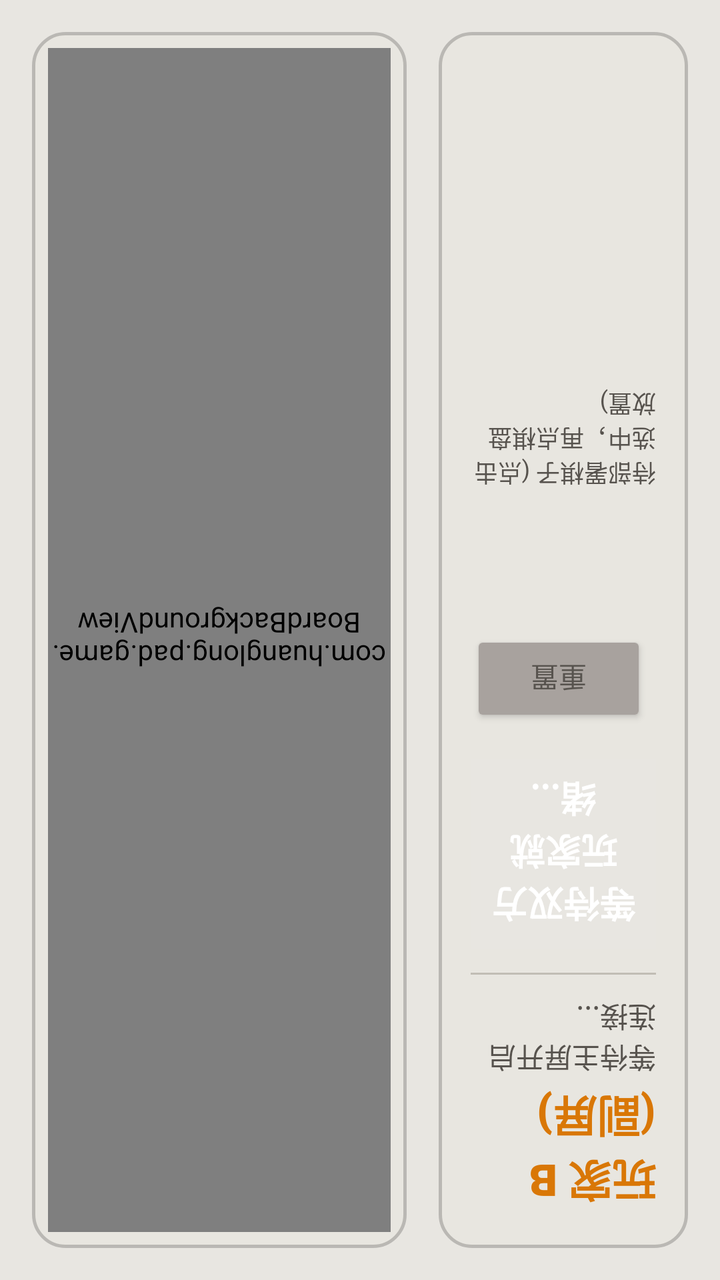
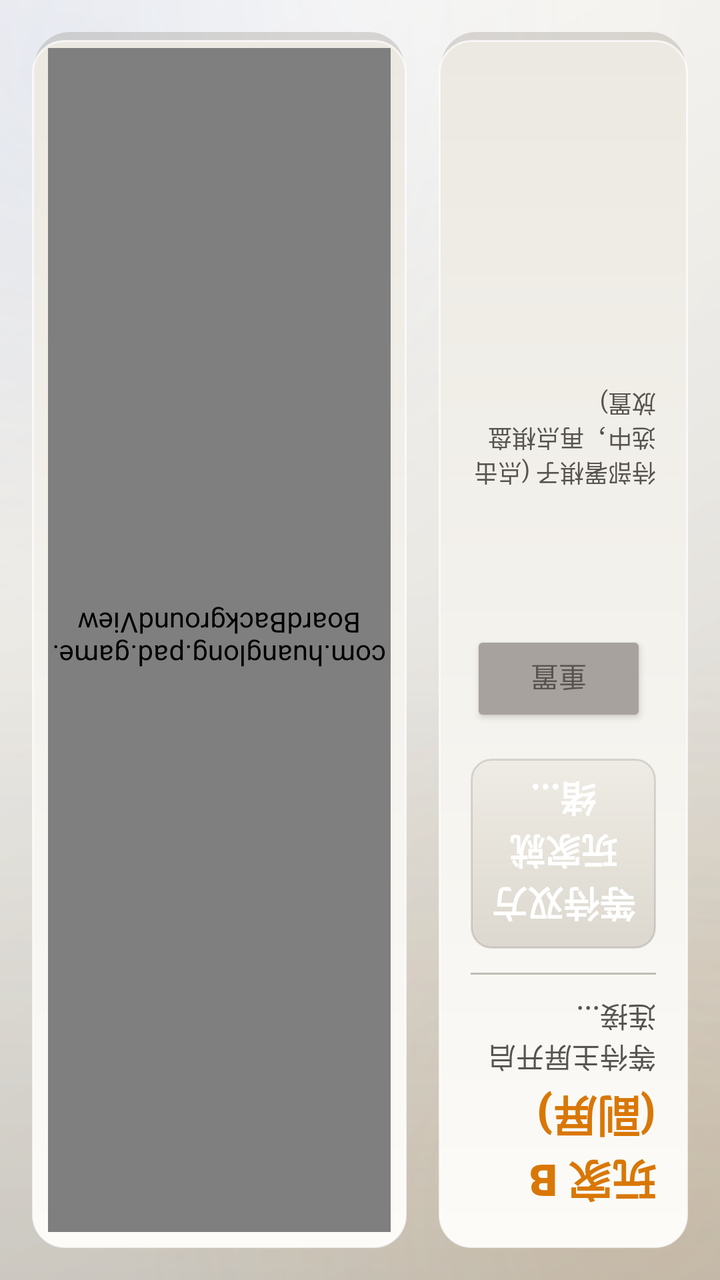

Before-and-after screenshots of an Android layout around one commit, followed by the original layout XML and the change that was made.
<!-- AndroidManifest.xml: application theme Theme.DoubleScreenChess -->
<!-- res/layout/presentation_game.xml -->
<?xml version="1.0" encoding="utf-8"?>
<FrameLayout xmlns:android="http://schemas.android.com/apk/res/android"
    android:layout_width="match_parent"
    android:layout_height="match_parent"
    android:background="@color/bg_dark">

    <LinearLayout
        android:layout_width="match_parent"
        android:layout_height="match_parent"
        android:orientation="horizontal"
        android:padding="16dp"
        android:rotation="180">

        
        <LinearLayout
            android:layout_width="0dp"
            android:layout_height="match_parent"
            android:layout_weight="1"
            android:orientation="vertical"
            android:background="@drawable/glass_panel_bg"
            android:padding="16dp"
            android:layout_marginEnd="16dp">

            
            <TextView
                android:id="@+id/tv_role_title"
                android:layout_width="wrap_content"
                android:layout_height="wrap_content"
                android:text="@string/player_b_title"
                android:textColor="@color/color_b"
                android:textSize="22sp"
                android:fontFamily="sans-serif-black"
                android:textStyle="bold" />

            <TextView
                android:id="@+id/tv_status_text"
                android:layout_width="wrap_content"
                android:layout_height="wrap_content"
                android:layout_marginTop="4dp"
                android:text="等待主屏开启连接..."
                android:textColor="@color/text_secondary"
                android:textSize="14sp" />

            <View
                android:layout_width="match_parent"
                android:layout_height="1dp"
                android:layout_marginTop="12dp"
                android:layout_marginBottom="12dp"
                android:background="@color/border_color" />

            
            <TextView
                android:id="@+id/tv_turn_indicator"
                android:layout_width="match_parent"
                android:layout_height="wrap_content"
                android:text="等待双方玩家就绪..."
                android:textColor="@color/white"
                android:textSize="18sp"
                android:textStyle="bold"
                android:gravity="center"
                android:layout_marginBottom="16dp"
                android:padding="8dp"
                android:background="@color/bg_dark" />

            
            <LinearLayout
                android:layout_width="match_parent"
                android:layout_height="wrap_content"
                android:orientation="horizontal"
                android:layout_marginBottom="16dp">

                <Button
                    android:id="@+id/btn_auto_layout"
                    android:layout_width="0dp"
                    android:layout_height="wrap_content"
                    android:layout_weight="1"
                    android:text="@string/auto_layout_btn_text"
                    android:backgroundTint="@color/cell_railway"
                    android:textColor="@color/white" />

                <Button
                    android:id="@+id/btn_ready"
                    android:layout_width="0dp"
                    android:layout_height="wrap_content"
                    android:layout_weight="1.2"
                    android:text="@string/ready_btn_text"
                    android:backgroundTint="@color/color_b"
                    android:textColor="@color/black" />

                <Button
                    android:id="@+id/btn_reset"
                    android:layout_width="wrap_content"
                    android:layout_height="wrap_content"
                    android:text="@string/reset_btn_text"
                    android:backgroundTint="@color/cell_hq"
                    android:textColor="@color/text_secondary" />
            </LinearLayout>

            
            <TextView
                android:layout_width="wrap_content"
                android:layout_height="wrap_content"
                android:text="待部署棋子 (点击选中，再点棋盘放置)"
                android:textColor="@color/text_secondary"
                android:textSize="12sp"
                android:layout_marginBottom="8dp" />

            <androidx.recyclerview.widget.RecyclerView
                android:id="@+id/rv_piece_tray"
                android:layout_width="match_parent"
                android:layout_height="0dp"
                android:layout_weight="1"
                android:scrollbars="vertical" />
        </LinearLayout>

        
        <FrameLayout
            android:layout_width="0dp"
            android:layout_height="match_parent"
            android:layout_weight="1.5"
            android:background="@drawable/glass_panel_bg"
            android:padding="8dp">

            <FrameLayout
                android:id="@+id/board_layout_wrapper"
                android:layout_width="match_parent"
                android:layout_height="match_parent"
                android:layout_gravity="center">

                
                <com.huanglong.pad.game.BoardBackgroundView
                    android:id="@+id/board_background_view"
                    android:layout_width="match_parent"
                    android:layout_height="match_parent" />

                
                <GridLayout
                    android:id="@+id/board_grid_layout"
                    android:layout_width="match_parent"
                    android:layout_height="match_parent"
                    android:rowCount="12"
                    android:columnCount="5"
                    android:orientation="horizontal" />
            </FrameLayout>
        </FrameLayout>
    </LinearLayout>

    
    <FrameLayout
        android:id="@+id/battle_overlay"
        android:layout_width="match_parent"
        android:layout_height="match_parent"
        android:background="#B3000000"
        android:clickable="true"
        android:rotation="180"
        android:visibility="gone">

        <LinearLayout
            android:id="@+id/battle_card"
            android:layout_width="320dp"
            android:layout_height="wrap_content"
            android:layout_gravity="center"
            android:orientation="vertical"
            android:background="@drawable/glass_panel_bg"
            android:padding="24dp"
            android:gravity="center">

            <TextView
                android:layout_width="wrap_content"
                android:layout_height="wrap_content"
                android:text="@string/battle_vs_title"
                android:textColor="@color/text_primary"
                android:textSize="20sp"
                android:textStyle="bold"
                android:letterSpacing="1"
                android:layout_marginBottom="24dp" />

            <LinearLayout
                android:layout_width="match_parent"
                android:layout_height="120dp"
                android:orientation="horizontal"
                android:gravity="center"
                android:layout_marginBottom="24dp">

                <TextView
                    android:id="@+id/sub_fighter_self"
                    android:layout_width="80dp"
                    android:layout_height="match_parent"
                    android:gravity="center"
                    android:textSize="18sp"
                    android:textStyle="bold"
                    android:elevation="8dp" />

                <TextView
                    android:layout_width="wrap_content"
                    android:layout_height="wrap_content"
                    android:text="@string/vs_text"
                    android:textColor="@color/color_vs"
                    android:textSize="24sp"
                    android:textStyle="bold|italic"
                    android:layout_marginStart="20dp"
                    android:layout_marginEnd="20dp" />

                <TextView
                    android:id="@+id/sub_fighter_enemy"
                    android:layout_width="80dp"
                    android:layout_height="match_parent"
                    android:gravity="center"
                    android:textSize="18sp"
                    android:textStyle="bold"
                    android:elevation="8dp" />
            </LinearLayout>

            <TextView
                android:id="@+id/sub_battle_result_text"
                android:layout_width="match_parent"
                android:layout_height="wrap_content"
                android:gravity="center"
                android:text="正在进行战斗判定..."
                android:textColor="@color/text_primary"
                android:textSize="16sp"
                android:textStyle="bold"
                android:minLines="2" />
        </LinearLayout>
    </FrameLayout>
</FrameLayout>
<!-- resources referenced by this layout -->
<resources>
  <color name="black">#000000</color>
  <color name="cell_hq">#A8A29E</color>
  <color name="color_b">#D97706</color>
  <color name="white">#FFFFFF</color>
  <!-- drawable glass_panel_bg (drawable) -->
  <?xml version="1.0" encoding="utf-8"?>
  <shape xmlns:android="http://schemas.android.com/apk/res/android">
      <solid android:color="#F2E8E6E1"/>
      <corners android:radius="16dp"/>
      <stroke android:width="1.5dp" android:color="#33000000"/>
  </shape>
  <string name="vs_text">VS</string>
  <color name="color_a">#1D4ED8</color>
  <!-- unchanged entries left out for length: 14 -->
</resources>

<!-- the commit's change to res/layout/presentation_game.xml (unified diff, before → after) -->
@@ -2,7 +2,7 @@
 <FrameLayout xmlns:android="http://schemas.android.com/apk/res/android"
     android:layout_width="match_parent"
     android:layout_height="match_parent"
-    android:background="@color/bg_dark">
+    android:background="@drawable/app_window_bg">
 
     <LinearLayout
         android:layout_width="match_parent"
@@ -60,7 +60,7 @@
                 android:gravity="center"
                 android:layout_marginBottom="16dp"
                 android:padding="8dp"
-                android:background="@color/bg_dark" />
+                android:background="@drawable/turn_indicator_bg" />
 
             
             <LinearLayout
@@ -98,6 +98,7 @@
 
             
             <TextView
+                android:id="@+id/tv_tray_label"
                 android:layout_width="wrap_content"
                 android:layout_height="wrap_content"
                 android:text="待部署棋子 (点击选中，再点棋盘放置)"
@@ -111,6 +112,38 @@
                 android:layout_height="0dp"
                 android:layout_weight="1"
                 android:scrollbars="vertical" />
+
+            
+            <ScrollView
+                android:id="@+id/sv_rules"
+                android:layout_width="match_parent"
+                android:layout_height="0dp"
+                android:layout_weight="1"
+                android:visibility="gone">
+
+                <LinearLayout
+                    android:layout_width="match_parent"
+                    android:layout_height="wrap_content"
+                    android:orientation="vertical">
+
+                    <TextView
+                        android:layout_width="wrap_content"
+                        android:layout_height="wrap_content"
+                        android:text="@string/rules_title"
+                        android:textColor="@color/text_primary"
+                        android:textSize="15sp"
+                        android:textStyle="bold"
+                        android:layout_marginBottom="8dp" />
+
+                    <TextView
+                        android:layout_width="match_parent"
+                        android:layout_height="wrap_content"
+                        android:text="@string/game_rules_text"
+                        android:textColor="@color/text_secondary"
+                        android:textSize="13sp"
+                        android:lineSpacingExtra="3dp" />
+                </LinearLayout>
+            </ScrollView>
         </LinearLayout>
 
         
@@ -146,6 +179,24 @@
     </LinearLayout>
 
     
+    <TextView
+        android:id="@+id/tv_tip"
+        android:layout_width="wrap_content"
+        android:layout_height="wrap_content"
+        android:layout_gravity="bottom|center_horizontal"
+        android:layout_marginBottom="75dp"
+        android:rotation="180"
+        android:background="@drawable/tip_toast_bg"
+        android:paddingStart="20dp"
+        android:paddingEnd="20dp"
+        android:paddingTop="10dp"
+        android:paddingBottom="10dp"
+        android:textColor="@color/white"
+        android:textSize="18sp"
+        android:elevation="10dp"
+        android:visibility="gone" />
+
+    
     <FrameLayout
         android:id="@+id/battle_overlay"
         android:layout_width="match_parent"
<!-- resource entries referenced after the edit -->
@@ -4,13 +4,113 @@
   <color name="cell_hq">#A8A29E</color>
   <color name="color_b">#D97706</color>
   <color name="white">#FFFFFF</color>
+  <!-- drawable app_window_bg (drawable) -->
+  <?xml version="1.0" encoding="utf-8"?>
+  <layer-list xmlns:android="http://schemas.android.com/apk/res/android">
+  
+      
+      <item>
+          <shape android:shape="rectangle">
+              <gradient
+                  android:angle="315"
+                  android:startColor="#F8F6F1"
+                  android:centerColor="#E8E6E1"
+                  android:endColor="#D5D1C8" />
+          </shape>
+      </item>
+  
+      
+      <item>
+          <shape android:shape="rectangle">
+              <gradient
+                  android:type="radial"
+                  android:centerX="0.1"
+                  android:centerY="0.05"
+                  android:gradientRadius="75%p"
+                  android:startColor="#1A1D4ED8"
+                  android:endColor="#001D4ED8" />
+          </shape>
+      </item>
+      <item>
+          <shape android:shape="rectangle">
+              <gradient
+                  android:type="radial"
+                  android:centerX="0.92"
+                  android:centerY="0.95"
+                  android:gradientRadius="75%p"
+                  android:startColor="#1AD97706"
+                  android:endColor="#00D97706" />
+          </shape>
+      </item>
+  
+      
+      <item>
+          <shape android:shape="rectangle">
+              <gradient
+                  android:type="radial"
+                  android:centerX="0.5"
+                  android:centerY="0"
+                  android:gradientRadius="110%p"
+                  android:startColor="#80FFFFFF"
+                  android:centerColor="#26FFFFFF"
+                  android:endColor="#00FFFFFF" />
+          </shape>
+      </item>
+  
+      
+      <item>
+          <shape android:shape="rectangle">
+              <gradient
+                  android:angle="90"
+                  android:startColor="#1F4A4337"
+                  android:centerColor="#00000000"
+                  android:endColor="#00000000" />
+          </shape>
+      </item>
+  </layer-list>
   <!-- drawable glass_panel_bg (drawable) -->
   <?xml version="1.0" encoding="utf-8"?>
+  <layer-list xmlns:android="http://schemas.android.com/apk/res/android">
+  
+      
+      <item android:top="4dp" android:left="1dp" android:right="1dp">
+          <shape android:shape="rectangle">
+              <solid android:color="#2E55493A" />
+              <corners android:radius="18dp" />
+          </shape>
+      </item>
+  
+      
+      <item android:bottom="4dp">
+          <shape android:shape="rectangle">
+              <gradient
+                  android:angle="270"
+                  android:startColor="#FCFBF8"
+                  android:endColor="#ECE9E2" />
+              <corners android:radius="16dp" />
+              <stroke android:width="1dp" android:color="#B3FFFFFF" />
+          </shape>
+      </item>
+  </layer-list>
+  <!-- drawable tip_toast_bg (drawable) -->
+  <?xml version="1.0" encoding="utf-8"?>
+  <shape xmlns:android="http://schemas.android.com/apk/res/android"
+      android:shape="rectangle">
+      <solid android:color="#CC000000" />
+      <corners android:radius="8dp" />
+  </shape>
+  <!-- drawable turn_indicator_bg (drawable) -->
+  <?xml version="1.0" encoding="utf-8"?>
   <shape xmlns:android="http://schemas.android.com/apk/res/android">
-      <solid android:color="#F2E8E6E1"/>
-      <corners android:radius="16dp"/>
-      <stroke android:width="1.5dp" android:color="#33000000"/>
+      <gradient
+          android:angle="270"
+          android:startColor="#DCD8CF"
+          android:endColor="#EFECE5" />
+      <corners android:radius="10dp" />
+      <stroke android:width="1dp" android:color="#1F000000" />
   </shape>
+  <string name="game_rules_text">🎯 获胜目标\n夺取对方军旗，或令对方无棋可走。\n\n⚔️ 棋子大小\n司令＞军长＞师长＞旅长＞团长＞营长＞连长＞排长＞工兵；同级相碰同归于尽。\n\n💣 炸弹\n与任何棋子相碰均同归于尽。\n\n💥 地雷\n不能移动；非工兵碰雷阵亡（地雷保留），工兵可排雷，炸弹碰雷同归于尽。\n\n🛤 铁路与公路\n铁路上可直线行进任意格（途中不可有子阻挡），工兵在铁路上可拐弯；公路一次只能走一格。\n\n⛰ 界河与山界\n仅左、中、右三条铁路通道可直线过河，山界不可通行。\n\n⛺ 行营\n米字斜线交叉点；营内棋子不可被攻击，营内有子时不可进入。\n\n🏠 大本营\n棋子进入大本营后不可再移动。\n\n🕵 全程暗棋\n碰子不亮明身份，胜负当场裁决；司令阵亡后其军旗强制亮明。\n\n🔄 重置\n需双方各自点击「重置」确认后才会重开棋局。</string>
+  <string name="rules_title">📖 游戏规则速查</string>
   <string name="vs_text">VS</string>
   <color name="color_a">#1D4ED8</color>
   <!-- unchanged entries left out for length: 14 -->
